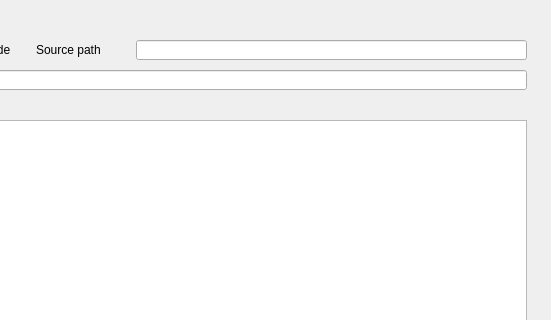
Above: src/esp32shell_qt_design.ui from HenkVanAsselt/esp32_micropython_gui before the change; both pictures show x 344 to 895 and y 0 to 320 of the 895 by 739 pixel window. Below: the same form after it.
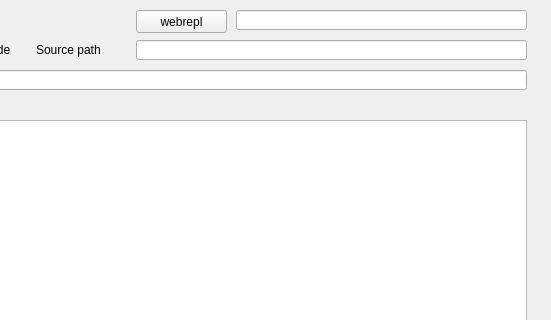
That is the form after the change. Custom widgets are drawn as their Qt base class.

```diff
--- a/src/esp32shell_qt_design.ui
+++ b/src/esp32shell_qt_design.ui
@@ -171,6 +171,29 @@
      </rect>
     </property>
    </widget>
+   <widget class="QLineEdit" name="lineEdit_webrepl_ip">
+    <property name="geometry">
+     <rect>
+      <x>580</x>
+      <y>10</y>
+      <width>291</width>
+      <height>20</height>
+     </rect>
+    </property>
+   </widget>
+   <widget class="QPushButton" name="pushButton_webrepl">
+    <property name="geometry">
+     <rect>
+      <x>480</x>
+      <y>10</y>
+      <width>91</width>
+      <height>23</height>
+     </rect>
+    </property>
+    <property name="text">
+     <string>webrepl</string>
+    </property>
+   </widget>
   </widget>
   <widget class="QMenuBar" name="menubar">
    <property name="geometry">
```
Left out of the diff: 2 changed lines with no effect on the pictures.
